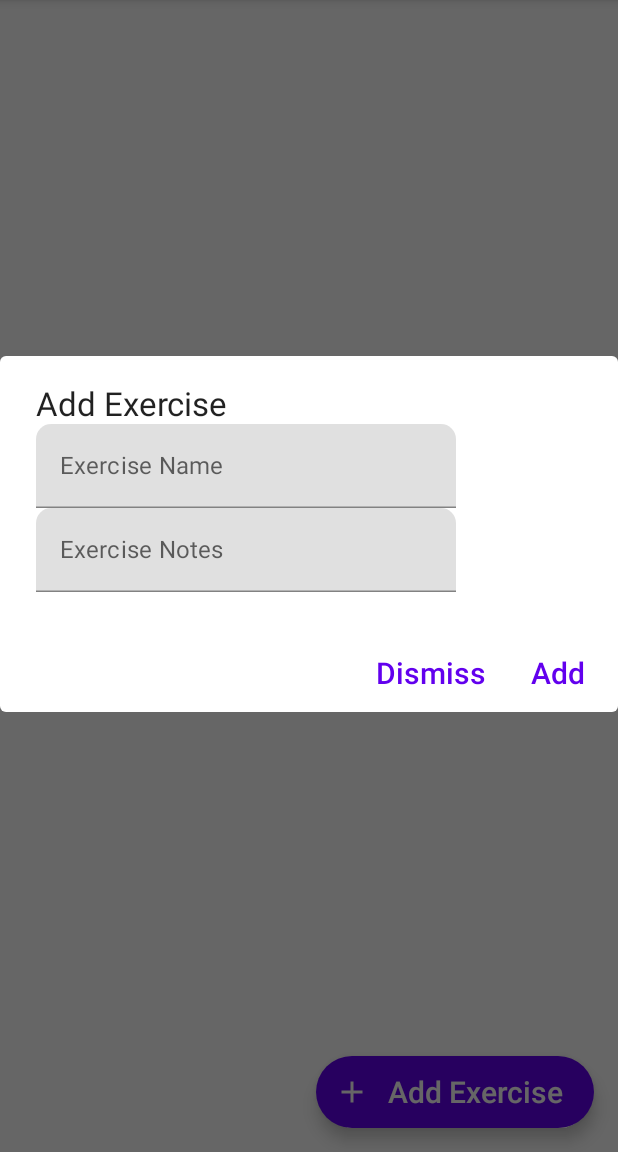
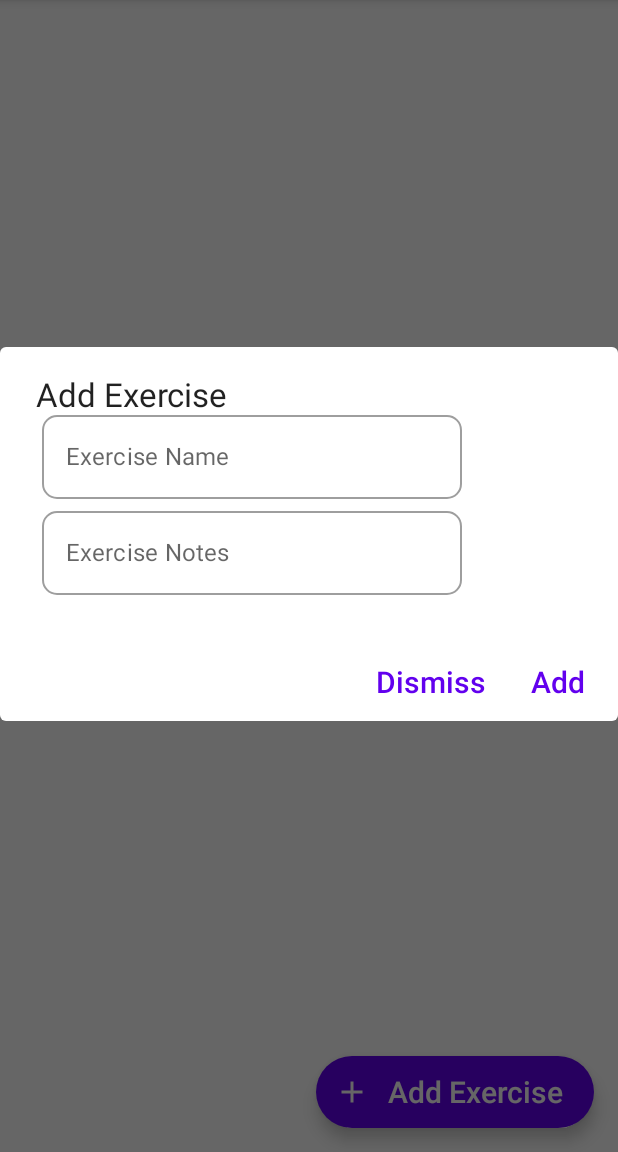
Before and after one commit to GongzaiLi/Lift-Tracker, an Android app built with Jetpack Compose: the composable ExercisesListScreen shown on its own in the app's theme, after a tap on "Add Exercise", on a phone screen of 412 x 824 dp, the part 84-1236 px from its top. Run offline under Robolectric (Android 15) with nearby library versions, the phone set to English and light mode, and no system bars; our stand-ins replace Dagger/Hilt's generated code, Room's generated code.

Commit message:
Made some UI changes

```diff
--- a/app/src/main/java/com/seng440/jeh128/seng440assignment2/presentation/ExercisesListScreen.kt
+++ b/app/src/main/java/com/seng440/jeh128/seng440assignment2/presentation/ExercisesListScreen.kt
@@ -109,7 +109,7 @@ fun AddExerciseAlertDialog(
             },
             text = {
                 Column {
-                    TextField(
+                    OutlinedTextField(
                         value = name,
                         onValueChange = { name = it },
                         placeholder = {
@@ -117,9 +117,11 @@ fun AddExerciseAlertDialog(
                                 text = stringResource(id = R.string.exercise_name)
                             )
                         },
-                        modifier = Modifier.focusRequester(focusRequester)
+                        modifier = Modifier
+                            .focusRequester(focusRequester)
+                            .padding(4.dp),
                     )
-                    TextField(
+                    OutlinedTextField(
                         value = notes,
                         onValueChange = { notes = it },
                         placeholder = {
@@ -127,7 +129,9 @@ fun AddExerciseAlertDialog(
                                 text = stringResource(id = R.string.exercise_notes)
                             )
                         },
-                        modifier = Modifier.focusRequester(focusRequester)
+                        modifier = Modifier
+                            .focusRequester(focusRequester)
+                            .padding(4.dp),
                     )
                 }
             },
```
Also changed, not shown: app/src/main/java/com/seng440/jeh128/seng440assignment2/presentation/ViewExerciseScreen.kt (+20 -19 lines).
